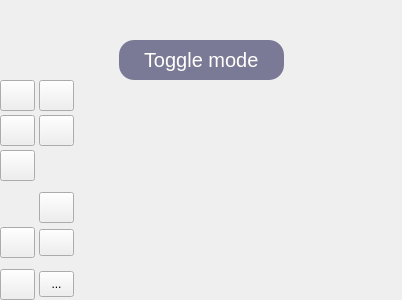
Above: src/gpilot/ui/forms/partials/main/partmainvisualizer.ui from etet100/AstroCore-GCode-Sender before the change. Below: the same form after it.
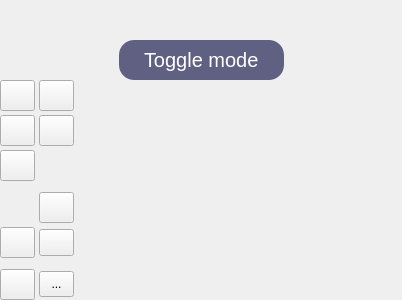
That is the form after the change. Icons and pictures are not drawn. Custom widgets are drawn as their Qt base class.

```diff
--- a/src/gpilot/ui/forms/partials/main/partmainvisualizer.ui
+++ b/src/gpilot/ui/forms/partials/main/partmainvisualizer.ui
@@ -66,7 +66,13 @@
       </size>
      </property>
      <property name="styleSheet">
-      <string notr="true"/>
+      <string notr="true">QLabel#lblInfo {
+	background: rgba(73, 73, 113, 220);
+	color: white;
+	padding: 4px 20px 4px 20px;
+	font-size: 20px;
+	border-radius: 15px;
+}</string>
      </property>
      <layout class="QHBoxLayout" name="horizontalLayout">
       <property name="spacing">
@@ -106,16 +112,14 @@
          </size>
         </property>
         <property name="styleSheet">
-         <string notr="true">background: rgba(73, 73, 113, 180);
-color: white;
-padding: 4px 20px 4px 20px;
-font-size: 20px;
-border-radius: 15px;
-</string>
+         <string notr="true"/>
         </property>
         <property name="text">
          <string>Toggle mode</string>
         </property>
+        <property name="textFormat">
+         <enum>Qt::TextFormat::PlainText</enum>
+        </property>
        </widget>
       </item>
       <item>
```
